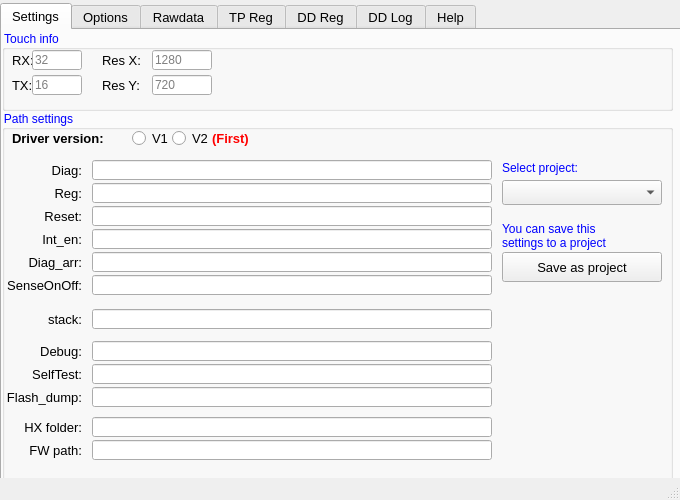
Old version of the form uimonitor_init.ui in the repository MorgenYang/newMonitor.
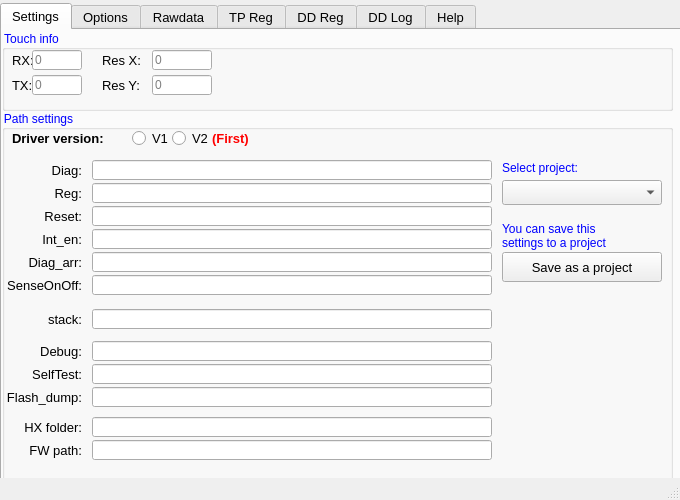
New version of the form. Icons and pictures are not drawn.

Diff of the .ui file:
```diff
--- a/uimonitor_init.ui
+++ b/uimonitor_init.ui
@@ -92,7 +92,7 @@
            <number>2</number>
           </property>
           <property name="placeholderText">
-           <string>32</string>
+           <string>0</string>
           </property>
          </widget>
          <widget class="QLineEdit" name="touchInfoTXLineEdit">
@@ -111,7 +111,7 @@
            <number>2</number>
           </property>
           <property name="placeholderText">
-           <string>16</string>
+           <string>0</string>
           </property>
          </widget>
          <widget class="QLabel" name="touchInfoRXLabel">
@@ -214,7 +214,7 @@
            <number>4</number>
           </property>
           <property name="placeholderText">
-           <string>1280</string>
+           <string>0</string>
           </property>
          </widget>
          <widget class="QLineEdit" name="touchInfoResYLineEdit">
@@ -233,7 +233,7 @@
            <number>4</number>
           </property>
           <property name="placeholderText">
-           <string>720</string>
+           <string>0</string>
           </property>
          </widget>
         </widget>
@@ -884,7 +884,7 @@
            <string notr="true">color: rgb(0, 0, 0);</string>
           </property>
           <property name="text">
-           <string>Save as project</string>
+           <string>Save as a project</string>
           </property>
          </widget>
         </widget>
```
Left out of the diff: 2 changed lines with no effect on the pictures.
